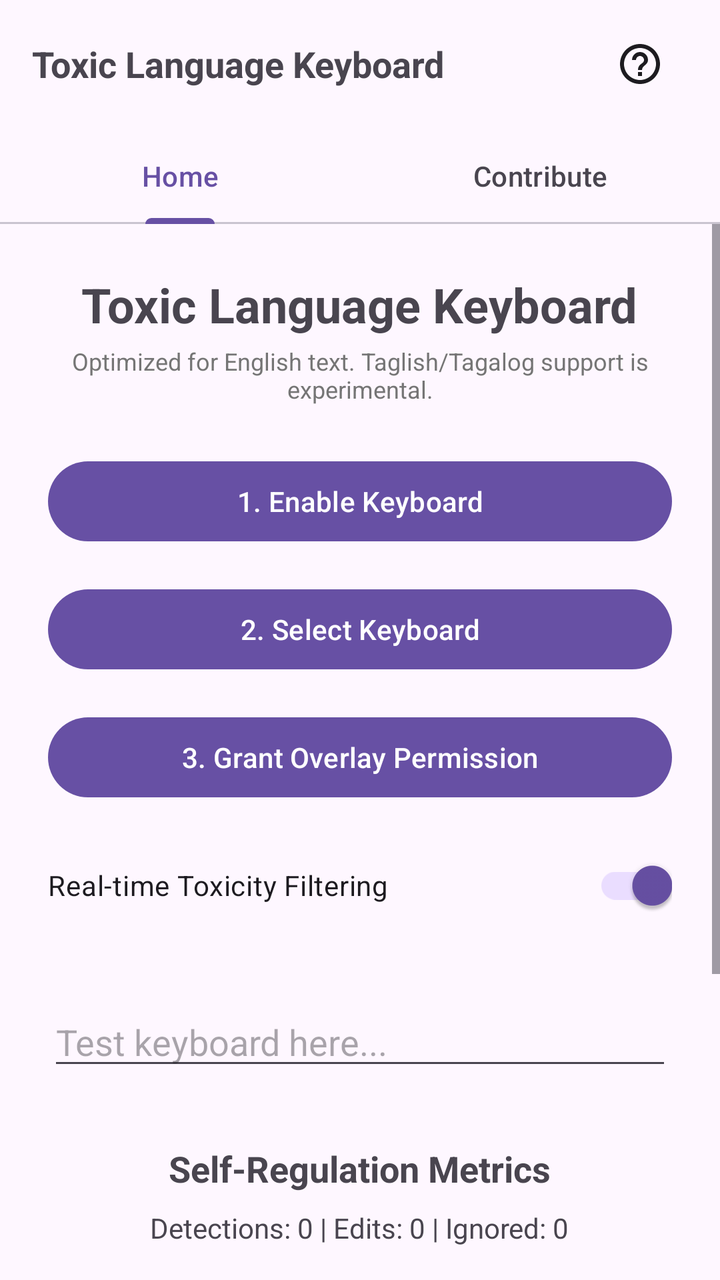
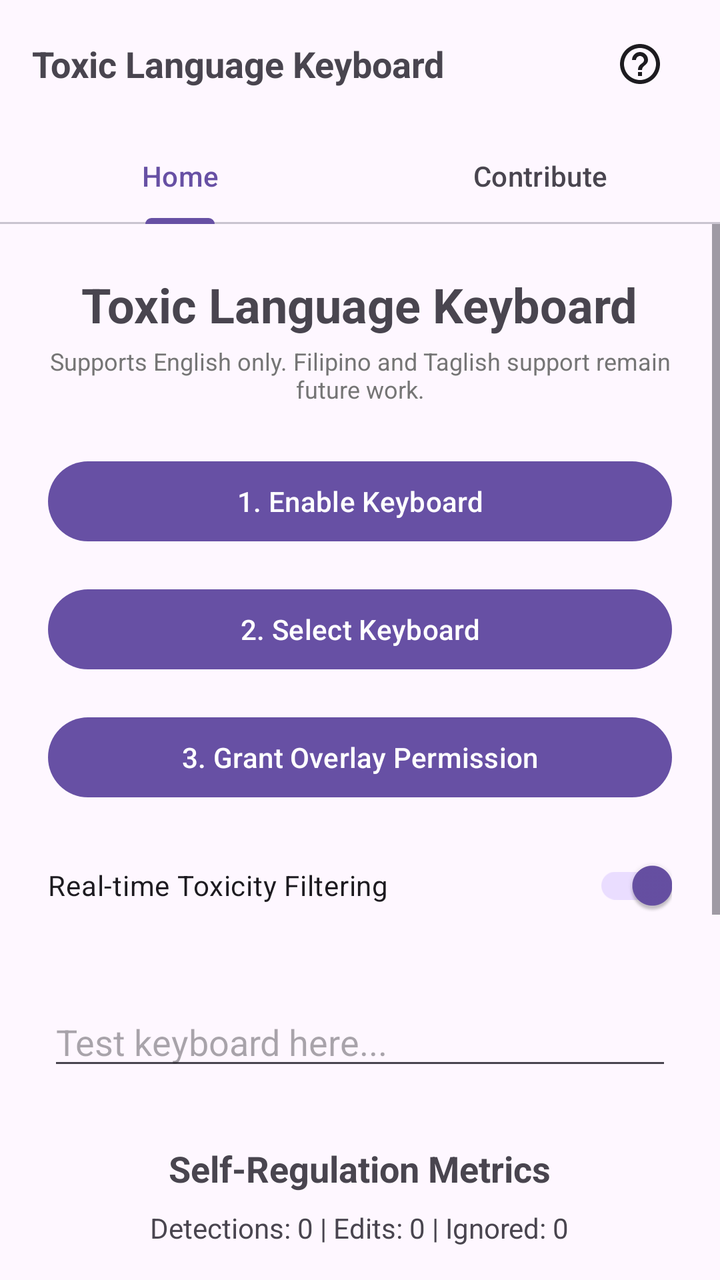

The first picture is an Android layout as it rendered before a commit; the second is the same layout after the commit. The layout source and the unified diff follow.
<!-- AndroidManifest.xml: application theme Theme.ToxicLanguageKeyboard -->
<!-- res/layout/activity_main.xml -->
<?xml version="1.0" encoding="utf-8"?>
<LinearLayout xmlns:android="http://schemas.android.com/apk/res/android"
    xmlns:app="http://schemas.android.com/apk/res-auto"
    android:layout_width="match_parent"
    android:layout_height="match_parent"
    android:orientation="vertical"
    android:fitsSystemWindows="true">

    <RelativeLayout
        android:layout_width="match_parent"
        android:layout_height="wrap_content"
        android:paddingHorizontal="16dp"
        android:paddingVertical="8dp">

        <TextView
            android:layout_width="wrap_content"
            android:layout_height="wrap_content"
            android:layout_centerVertical="true"
            android:layout_toStartOf="@id/btn_help"
            android:layout_alignParentStart="true"
            android:text="@string/app_name"
            android:textSize="18sp"
            android:textStyle="bold"
            android:ellipsize="end"
            android:singleLine="true" />

        <ImageButton
            android:id="@+id/btn_help"
            android:layout_width="48dp"
            android:layout_height="48dp"
            android:layout_alignParentEnd="true"
            android:background="?attr/selectableItemBackgroundBorderless"
            android:contentDescription="@string/content_description_help"
            android:src="@drawable/ic_help"
            app:tint="?attr/colorOnSurface" />
    </RelativeLayout>

    <com.google.android.material.tabs.TabLayout
        android:id="@+id/tab_layout"
        android:layout_width="match_parent"
        android:layout_height="wrap_content"
        app:tabMode="fixed"
        app:tabGravity="fill">
        <com.google.android.material.tabs.TabItem
            android:layout_width="wrap_content"
            android:layout_height="wrap_content"
            android:text="@string/tab_settings" />
        <com.google.android.material.tabs.TabItem
            android:layout_width="wrap_content"
            android:layout_height="wrap_content"
            android:text="@string/tab_contribute" />
    </com.google.android.material.tabs.TabLayout>

    <FrameLayout
        android:layout_width="match_parent"
        android:layout_height="match_parent">

        
        <ScrollView
            android:id="@+id/view_settings"
            android:layout_width="match_parent"
            android:layout_height="match_parent"
            android:visibility="visible">

            <LinearLayout
                android:layout_width="match_parent"
                android:layout_height="wrap_content"
                android:orientation="vertical"
                android:padding="24dp"
                android:gravity="center">

                <TextView
                    android:layout_width="wrap_content"
                    android:layout_height="wrap_content"
                    android:text="@string/app_name"
                    android:textSize="24sp"
                    android:textStyle="bold"
                    android:layout_marginBottom="4dp"/>

                <TextView
                    android:layout_width="wrap_content"
                    android:layout_height="wrap_content"
                    android:text="@string/language_disclaimer"
                    android:textSize="12sp"
                    android:textColor="#757575"
                    android:layout_marginBottom="24dp"
                    android:gravity="center" />

                <Button
                    android:id="@+id/btn_enable_keyboard"
                    android:layout_width="match_parent"
                    android:layout_height="wrap_content"
                    android:text="@string/btn_enable_keyboard"
                    android:layout_marginBottom="16dp"/>

                <Button
                    android:id="@+id/btn_select_keyboard"
                    android:layout_width="match_parent"
                    android:layout_height="wrap_content"
                    android:text="@string/btn_select_keyboard"
                    android:layout_marginBottom="16dp"/>

                <Button
                    android:id="@+id/btn_overlay_permission"
                    android:layout_width="match_parent"
                    android:layout_height="wrap_content"
                    android:text="@string/btn_overlay_permission"
                    android:layout_marginBottom="16dp" />

                <com.google.android.material.switchmaterial.SwitchMaterial
                    android:id="@+id/switch_filtering"
                    android:layout_width="match_parent"
                    android:layout_height="wrap_content"
                    android:text="@string/switch_filtering_label"
                    android:layout_marginBottom="32dp"
                    android:checked="true" />

                <EditText
                    android:id="@+id/et_test"
                    android:layout_width="match_parent"
                    android:layout_height="wrap_content"
                    android:hint="Test keyboard here..."
                    android:inputType="textLongMessage"
                    android:layout_marginBottom="32dp" />

                <TextView
                    android:layout_width="wrap_content"
                    android:layout_height="wrap_content"
                    android:text="@string/stats_title"
                    android:textSize="18sp"
                    android:textStyle="bold"
                    android:layout_marginBottom="8dp" />

                <TextView
                    android:id="@+id/tv_stats"
                    android:layout_width="wrap_content"
                    android:layout_height="wrap_content"
                    android:text="Detections: 0 | Edits: 0 | Ignored: 0"
                    android:textSize="14sp"
                    android:layout_marginBottom="16dp" />

                <Button
                    android:id="@+id/btn_reset_stats"
                    style="?android:attr/borderlessButtonStyle"
                    android:layout_width="wrap_content"
                    android:layout_height="wrap_content"
                    android:text="@string/btn_reset_metrics"
                    android:textSize="12sp"
                    android:textColor="?attr/colorPrimary" />

                <Button
                    android:id="@+id/btn_export_metrics"
                    style="?android:attr/borderlessButtonStyle"
                    android:layout_width="wrap_content"
                    android:layout_height="wrap_content"
                    android:text="@string/btn_export_metrics"
                    android:textSize="12sp"
                    android:textColor="?attr/colorPrimary" />

                <Button
                    android:id="@+id/btn_clear_dictionary"
                    style="?android:attr/borderlessButtonStyle"
                    android:layout_width="wrap_content"
                    android:layout_height="wrap_content"
                    android:text="@string/btn_clear_dictionary"
                    android:textSize="12sp"
                    android:textColor="?attr/colorPrimary" />

                <Button
                    android:id="@+id/btn_privacy_info"
                    style="?android:attr/borderlessButtonStyle"
                    android:layout_width="wrap_content"
                    android:layout_height="wrap_content"
                    android:text="@string/btn_privacy_info"
                    android:textSize="12sp"
                    android:textColor="?attr/colorPrimary" />

            </LinearLayout>
        </ScrollView>

        <LinearLayout
            android:id="@+id/view_contribute"
            android:layout_width="match_parent"
            android:layout_height="match_parent"
            android:orientation="vertical"
            android:padding="24dp"
            android:gravity="center"
            android:visibility="gone">

            <TextView
                android:layout_width="wrap_content"
                android:layout_height="wrap_content"
                android:text="Help Improve the Model"
                android:textSize="20sp"
                android:textStyle="bold"
                android:layout_marginBottom="16dp" />

            <TextView
                android:id="@+id/tv_feedback_stats"
                android:layout_width="match_parent"
                android:layout_height="wrap_content"
                android:text="New Toxic Words: 0\nFalse Positives: 0"
                android:textSize="16sp"
                android:gravity="center"
                android:layout_marginBottom="16dp" />

            <TextView
                android:layout_width="match_parent"
                android:layout_height="wrap_content"
                android:text="@string/label_queued_contributions"
                android:textSize="14sp"
                android:textStyle="bold"
                android:layout_marginBottom="8dp" />

            <ListView
                android:id="@+id/lv_queued_data"
                android:layout_width="match_parent"
                android:layout_height="0dp"
                android:layout_weight="1"
                android:layout_marginBottom="16dp"
                android:divider="@android:color/darker_gray"
                android:dividerHeight="0.5dp" />

            <Button
                android:id="@+id/btn_upload_feedback"
                android:layout_width="match_parent"
                android:layout_height="wrap_content"
                android:text="@string/btn_upload"
                android:backgroundTint="#2196F3"
                android:textColor="#FFFFFF"
                android:layout_marginBottom="8dp" />

            <TextView
                android:layout_width="match_parent"
                android:layout_height="wrap_content"
                android:layout_marginTop="24dp"
                android:text="By uploading, you help us refine the local filtering model. No personal identifying information is sent."
                android:textSize="12sp"
                android:textColor="#757575"
                android:gravity="center" />

        </LinearLayout>

        <Button
            android:id="@+id/btn_skip_tutorial"
            android:layout_width="wrap_content"
            android:layout_height="wrap_content"
            android:layout_gravity="top|start"
            android:text="@string/btn_skip"
            android:visibility="gone"
            android:elevation="1000dp"
            android:translationZ="1000dp"
            android:stateListAnimator="@null"
            android:backgroundTint="#FFFFFF"
            android:textColor="@color/tutorial_skip_text_color"
            style="@style/Widget.Material3.Button.TonalButton"
            android:clickable="true"
            android:focusable="true" />
    </FrameLayout>
</LinearLayout>
<!-- resources referenced by this layout -->
<resources>
  <color name="tutorial_skip_text_color">#381E72</color>
  <!-- drawable ic_help (drawable) -->
  <vector xmlns:android="http://schemas.android.com/apk/res/android"
      android:width="24dp"
      android:height="24dp"
      android:viewportWidth="24"
      android:viewportHeight="24">
      <path
          android:fillColor="#FF000000"
          android:pathData="M11,18h2v-2h-2v2zM12,2C6.48,2 2,6.48 2,12s4.48,10 10,10 10,-4.48 10,-10S17.52,2 12,2zM12,20c-4.41,0 -8,-3.59 -8,-8s3.59,-8 8,-8 8,3.59 8,8 -3.59,8 -8,8zM12,6c-2.21,0 -4,1.79 -4,4h2c0,-1.1 0.9,-2 2,-2s2,0.9 2,2c0,2 -3,1.75 -3,5h2c0,-2.25 3,-2.5 3,-5 0,-2.21 -1.79,-4 -4,-4z"/>
  </vector>
  <string name="app_name">Toxic Language Keyboard</string>
  <string name="btn_clear_dictionary">Delete Custom Words</string>
  <string name="btn_enable_keyboard">1. Enable Keyboard</string>
  <string name="btn_export_metrics">upload Research Report</string>
  <string name="btn_overlay_permission">3. Grant Overlay Permission</string>
  <string name="btn_privacy_info">Privacy &amp; Research Info</string>
  <string name="btn_reset_metrics">Start Over</string>
  <string name="btn_select_keyboard">2. Select Keyboard</string>
  <string name="btn_skip">Skip</string>
  <string name="btn_upload">Upload Feedback</string>
  <string name="content_description_help">Help</string>
  <string name="label_queued_contributions">Queued Contributions:</string>
  <string name="language_disclaimer">Optimized for English text. Taglish/Tagalog support is experimental.</string>
  <string name="stats_title">Self-Regulation Metrics</string>
  <string name="switch_filtering_label">Real-time Toxicity Filtering</string>
  <string name="tab_contribute">Contribute</string>
  <string name="tab_settings">Home</string>
  <style name="Theme.ToxicLanguageKeyboard" parent="Base.Theme.ToxicLanguageKeyboard" />
  <style name="Base.Theme.ToxicLanguageKeyboard" parent="Theme.Material3.DayNight.NoActionBar">
          
          
      </style>
</resources>

<!-- the commit's change to res/layout/activity_main.xml (unified diff, before → after) -->
@@ -174,6 +174,10 @@
                     android:text="@string/btn_privacy_info"
                     android:textSize="12sp"
                     android:textColor="?attr/colorPrimary" />
+
+                <Button android:id="@+id/btn_open_benchmark"
+                    android:layout_width="match_parent" android:layout_height="wrap_content"
+                    android:layout_marginTop="16dp" android:text="@string/benchmark_run" />
 
             </LinearLayout>
         </ScrollView>
<!-- resource entries referenced after the edit -->
@@ -12,9 +12,10 @@
           android:pathData="M11,18h2v-2h-2v2zM12,2C6.48,2 2,6.48 2,12s4.48,10 10,10 10,-4.48 10,-10S17.52,2 12,2zM12,20c-4.41,0 -8,-3.59 -8,-8s3.59,-8 8,-8 8,3.59 8,8 -3.59,8 -8,8zM12,6c-2.21,0 -4,1.79 -4,4h2c0,-1.1 0.9,-2 2,-2s2,0.9 2,2c0,2 -3,1.75 -3,5h2c0,-2.25 3,-2.5 3,-5 0,-2.21 -1.79,-4 -4,-4z"/>
   </vector>
   <string name="app_name">Toxic Language Keyboard</string>
+  <string name="benchmark_run">Run Benchmark</string>
   <string name="btn_clear_dictionary">Delete Custom Words</string>
   <string name="btn_enable_keyboard">1. Enable Keyboard</string>
-  <string name="btn_export_metrics">upload Research Report</string>
+  <string name="btn_export_metrics">Upload Research Report</string>
   <string name="btn_overlay_permission">3. Grant Overlay Permission</string>
   <string name="btn_privacy_info">Privacy &amp; Research Info</string>
   <string name="btn_reset_metrics">Start Over</string>
@@ -23,7 +24,7 @@
   <string name="btn_upload">Upload Feedback</string>
   <string name="content_description_help">Help</string>
   <string name="label_queued_contributions">Queued Contributions:</string>
-  <string name="language_disclaimer">Optimized for English text. Taglish/Tagalog support is experimental.</string>
+  <string name="language_disclaimer">Supports English only. Filipino and Taglish support remain future work.</string>
   <string name="stats_title">Self-Regulation Metrics</string>
   <string name="switch_filtering_label">Real-time Toxicity Filtering</string>
   <string name="tab_contribute">Contribute</string>
